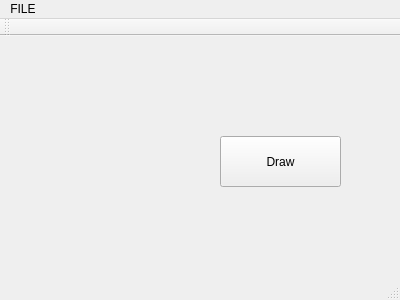
thwei/VR, file mainwindow.ui: the form before one commit.
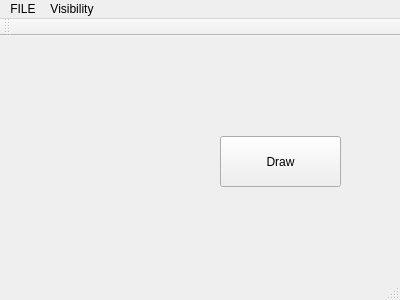
The form after the commit.

The edit to the form file:
```diff
--- a/mainwindow.ui
+++ b/mainwindow.ui
@@ -34,7 +34,7 @@
      <x>0</x>
      <y>0</y>
      <width>400</width>
-     <height>21</height>
+     <height>25</height>
     </rect>
    </property>
    <widget class="QMenu" name="menuFILE">
@@ -43,7 +43,14 @@
     </property>
     <addaction name="actionRead_Data"/>
    </widget>
+   <widget class="QMenu" name="menuVisibility">
+    <property name="title">
+     <string>Visibility</string>
+    </property>
+    <addaction name="actionDistRead_Data"/>
+   </widget>
    <addaction name="menuFILE"/>
+   <addaction name="menuVisibility"/>
   </widget>
   <widget class="QToolBar" name="mainToolBar">
    <attribute name="toolBarArea">
```
Left out of the diff: 5 changed lines with no effect on the pictures.
